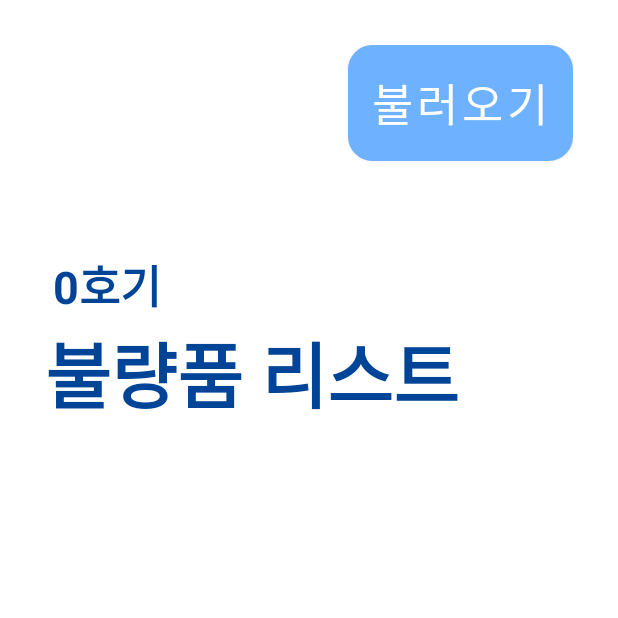
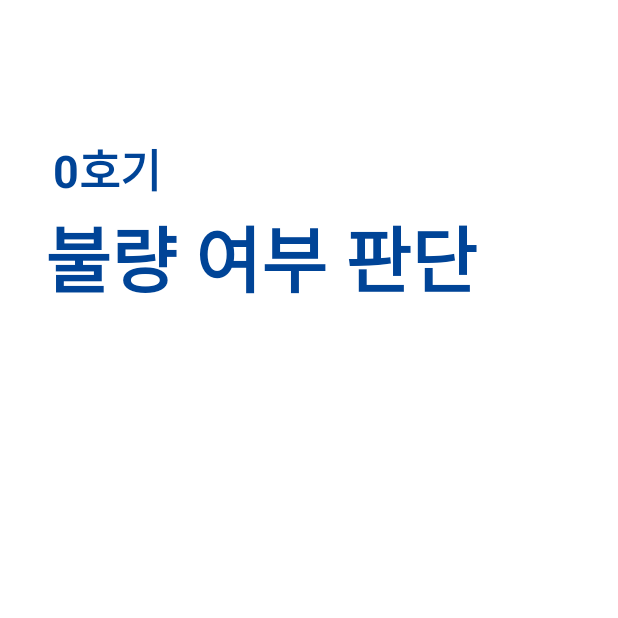
Before and after one commit to unuhqueen/Bad-Mask-Inspection-System, an Android app: the MaskInspectionActivity screen opened directly, with no data from a screen before it, on a phone screen of 412 x 824 dp, the top half of it. Run offline under Robolectric (Android 15) with nearby library versions, the light colour scheme and no system bars; our stand-ins replace Firebase (no records; nobody signed in at launch, a user with empty details on screens opened directly); libraries missing offline, so code that uses them is left out: com.firebase.ui.

Commit message:
데이터베이스 실시간 업데이트 내용 받기 기능 구현

```diff
--- a/BadMaskInspectionSystem/app/src/main/java/com/example/bad_mask_inspection_system/MaskInspectionActivity.java
+++ b/BadMaskInspectionSystem/app/src/main/java/com/example/bad_mask_inspection_system/MaskInspectionActivity.java
@@ -9,6 +9,7 @@ import android.content.Intent;
 import android.net.Uri;
 import android.os.Bundle;
 import android.util.Log;
+import android.view.Gravity;
 import android.view.View;
 import android.view.ViewGroup;
 import android.widget.AdapterView;
@@ -34,7 +35,9 @@ import com.google.firebase.auth.FirebaseUser;
 import com.google.firebase.auth.UserInfo;
 import com.google.firebase.firestore.DocumentReference;
 import com.google.firebase.firestore.DocumentSnapshot;
+import com.google.firebase.firestore.EventListener;
 import com.google.firebase.firestore.FirebaseFirestore;
+import com.google.firebase.firestore.FirebaseFirestoreException;
 import com.google.firebase.storage.FirebaseStorage;
 import com.google.firebase.storage.ListResult;
 import com.google.firebase.storage.StorageReference;
@@ -44,6 +47,8 @@ import java.io.InputStream;
 import java.util.ArrayList;
 import java.util.HashMap;
 import java.util.Map;
+
+import javax.annotation.Nullable;
 
 public class MaskInspectionActivity extends AppCompatActivity {
 
@@ -60,7 +65,7 @@ public class MaskInspectionActivity extends AppCompatActivity {
             startFirstActivity();
         }
 
-        findViewById(R.id.loadButton).setOnClickListener(onClickListener);
+//        findViewById(R.id.loadButton).setOnClickListener(onClickListener);
 
         int selectedItemIndex = getIntent().getIntExtra("EQUIP_SPINNER_ITEM", 0);
         int selectedItemIndex2 = getIntent().getIntExtra("MASK_SPINNER_ITEM", 0);
@@ -80,18 +85,20 @@ public class MaskInspectionActivity extends AppCompatActivity {
                 textView2.setText("KF-AD");
                 break;
         }
+
+        getUpdateDB();
     }
 
-    View.OnClickListener onClickListener = new View.OnClickListener() {
-        @Override
-        public void onClick(View v) {
-            switch (v.getId()) {
-                case R.id.loadButton:
-                    listAllImage();
-                    break;
-            }
-        }
-    };
+//    View.OnClickListener onClickListener = new View.OnClickListener() {
+//        @Override
+//        public void onClick(View v) {
+//            switch (v.getId()) {
+//                case R.id.loadButton:
+//                    listAllImage();
+//                    break;
+//            }
+//        }
+//    };
 
 
     private void startFirstActivity() {
@@ -99,51 +106,75 @@ public class MaskInspectionActivity extends AppCompatActivity {
         startActivity(intent);
     }
 
-    private void myStartActivity(Class c) {
-        Intent intent = new Intent(this, c);
-        intent.addFlags(Intent.FLAG_ACTIVITY_CLEAR_TOP);
-        startActivity(intent);
-    }
-
-//    protected void downloadDirect(){
-//int selectedItemIndex = getIntent().getIntExtra("EQUIP_SPINNER_ITEM", 0);
-//    int selectedItemIndex2 = getIntent().getIntExtra("MASK_SPINNER_ITEM", 0);
-//    String str = "";
+//    protected void listAllImage() {
+//        int selectedItemIndex = getIntent().getIntExtra("EQUIP_SPINNER_ITEM", 0);
+//        int selectedItemIndex2 = getIntent().getIntExtra("MASK_SPINNER_ITEM", 0);
+//        String str = "";
 //
-//        switch(selectedItemIndex2){
-//        case 1:
-//            str = "-KF-94";
-//            break;
-//        case 2:
-//            str = "-KF-80";
-//            break;
-//        case 3:
-//            str = "-KF-AD";
-//            break;
-//    }
+//        switch (selectedItemIndex2) {
+//            case 1:
+//                str = "-KF-94";
+//                break;
+//            case 2:
+//                str = "-KF-80";
+//                break;
+//            case 3:
+//                str = "-KF-AD";
+//                break;
+//        }
 //
-//        // ImageView in your Activity
-//        ImageView imageView = findViewById(R.id.badMaskImg1);
-//        StorageReference ref = FirebaseStorage.getInstance().getReference().child( Integer.toString(selectedItemIndex) + str + "/1");
-//        // Download directly from StorageReference using Glide // (See MyAppGlideModule for Loader registration)
-//        ref.getDownloadUrl().addOnCompleteListener(new OnCompleteListener<Uri>() {
-//            @Override
-//            public void onComplete(@NonNull Task<Uri> task) {
-//                if (task.isSuccessful()) {
-//                    // Glide 이용하여 이미지뷰에 로딩
-//                    Glide.with(MaskInspectionActivity.this)
-//                            .load(task.getResult())
-//                            .into(imageView);
-//                } else {
-//                    // URL을 가져오지 못하면 토스트 메세지
-//                    Toast.makeText(MaskInspectionActivity.this, task.getException().getMessage(), Toast.LENGTH_SHORT).show();
-//                }
-//            }
-//        });
+//        StorageReference listRef = FirebaseStorage.getInstance().getReference().child(Integer.toString(selectedItemIndex) + str);
+//        // Since you mentioned your images are in a folder,
+//        // we'll create a Reference to that folder:
+//        // var storageRef = firebase.storage().ref("your_folder");
 //
+//        listRef.listAll()
+//                .addOnSuccessListener(new OnSuccessListener<ListResult>() {
+//                    @Override
+//                    public void onSuccess(ListResult listResult) {
+//                        int i = 1;
+//                        for (StorageReference item : listResult.getItems()) {
+//
+//                            LinearLayout layout = (LinearLayout) findViewById(R.id.maskImageLayout);
+//                            TextView tv = new TextView(MaskInspectionActivity.this);
+//                            tv.setLayoutParams(new ViewGroup.LayoutParams(ViewGroup.LayoutParams.MATCH_PARENT, ViewGroup.LayoutParams.WRAP_CONTENT));
+//                            tv.setText(Integer.toString(i)+". new TextView");
+//                            tv.setTextSize(30);
+//                            tv.setTextColor(0xff004497);
+//                            layout.addView(tv);
+//
+//                            ImageView iv = new ImageView(MaskInspectionActivity.this);
+//                            iv.setLayoutParams(new ViewGroup.LayoutParams(ViewGroup.LayoutParams.MATCH_PARENT, ViewGroup.LayoutParams.WRAP_CONTENT));
+//                            layout.addView(iv);
+//                            i++;
+//                            item.getDownloadUrl().addOnCompleteListener(new OnCompleteListener<Uri>() {
+//                                @Override
+//                                public void onComplete(@NonNull Task<Uri> task) {
+//                                    if (task.isSuccessful()) {
+//                                        // Glide 이용하여 이미지뷰에 로딩
+//                                        Glide.with(MaskInspectionActivity.this)
+//                                                .load(task.getResult())
+//                                                .into(iv);
+//                                    } else {
+//                                        // URL을 가져오지 못하면 토스트 메세지
+//                                        Toast.makeText(MaskInspectionActivity.this, task.getException().getMessage(), Toast.LENGTH_SHORT).show();
+//                                    }
+//                                }
+//
+//                            }).addOnFailureListener(new OnFailureListener() {
+//                                @Override
+//                                public void onFailure(@NonNull Exception e) {
+//                                    // Uh-oh, an error occurred!
+//                                }
+//                            });
+//                        }
+//                    }
+//                });
 //    }
 
-    protected void listAllImage() {
+    private void getUpdateDB() {
+        FirebaseFirestore db = FirebaseFirestore.getInstance();
+
         int selectedItemIndex = getIntent().getIntExtra("EQUIP_SPINNER_ITEM", 0);
         int selectedItemIndex2 = getIntent().getIntExtra("MASK_SPINNER_ITEM", 0);
         String str = "";
@@ -160,44 +191,25 @@ public class MaskInspectionActivity extends AppCompatActivity {
                 break;
         }
 
-        StorageReference listRef = FirebaseStorage.getInstance().getReference().child(Integer.toString(selectedItemIndex) + str);
-        // Since you mentioned your images are in a folder,
-        // we'll create a Reference to that folder:
-        // var storageRef = firebase.storage().ref("your_folder");
+        final DocumentReference docRef = db.collection("defective").document(Integer.toString(selectedItemIndex) + str);
+        docRef.addSnapshotListener(new EventListener<DocumentSnapshot>() {
+            @Override
+            public void onEvent(@Nullable DocumentSnapshot snapshot,
+                                @Nullable FirebaseFirestoreException e) {
+                if (e != null) {
+                    Log.w(TAG, "Listen failed.", e);
+                    return;
+                }
 
-        listRef.listAll()
-                .addOnSuccessListener(new OnSuccessListener<ListResult>() {
-                    @Override
-                    public void onSuccess(ListResult listResult) {
-                        for (StorageReference item : listResult.getItems()) {
-                            LinearLayout layout = (LinearLayout) findViewById(R.id.maskImageLayout);
-                            ImageView iv = new ImageView(MaskInspectionActivity.this);
-                            iv.setLayoutParams(new ViewGroup.LayoutParams(ViewGroup.LayoutParams.WRAP_CONTENT, ViewGroup.LayoutParams.WRAP_CONTENT));
-                            layout.addView(iv);
-                            item.getDownloadUrl().addOnCompleteListener(new OnCompleteListener<Uri>() {
-                                @Override
-                                public void onComplete(@NonNull Task<Uri> task) {
-                                    if (task.isSuccessful()) {
-                                        // Glide 이용하여 이미지뷰에 로딩
-                                        Glide.with(MaskInspectionActivity.this)
-                                                .load(task.getResult())
-                                                .into(iv);
-                                    } else {
-                                        // URL을 가져오지 못하면 토스트 메세지
-                                        Toast.makeText(MaskInspectionActivity.this, task.getException().getMessage(), Toast.LENGTH_SHORT).show();
-                                    }
-                                }
+                if (snapshot != null && snapshot.exists()) {
+                    Log.d(TAG, "Current data: " + snapshot.getData());
+                    TextView tv = (TextView) findViewById(R.id.isMaskDefective);
+                    tv.setText(snapshot.getData().get("defectiveOrNot").toString());
 
-                            }).addOnFailureListener(new OnFailureListener() {
-                                @Override
-                                public void onFailure(@NonNull Exception e) {
-                                    // Uh-oh, an error occurred!
-                                }
-                            });
-
-
-                        }
-                    }
-                });
+                } else {
+                    Log.d(TAG, "Current data: null");
+                }
+            }
+        });
     }
 }
--- a/BadMaskInspectionSystem/app/src/main/res/layout/activity_mask_inspection.xml
+++ b/BadMaskInspectionSystem/app/src/main/res/layout/activity_mask_inspection.xml
@@ -14,22 +14,23 @@
         android:orientation="vertical"
         >
 
-        <Button
-            android:id="@+id/loadButton"
-            android:layout_width="wrap_content"
-            android:layout_height="wrap_content"
-            android:layout_marginBottom="60dp"
-            android:background="@drawable/radius"
-            android:paddingVertical="10dp"
-            android:text="불러오기"
-            android:textSize="30dp"
-            app:backgroundTint="#6DB1FF"
-            android:layout_gravity="right"/>
+<!--        <Button-->
+<!--            android:id="@+id/loadButton"-->
+<!--            android:layout_width="wrap_content"-->
+<!--            android:layout_height="wrap_content"-->
+<!--            android:layout_marginBottom="60dp"-->
+<!--            android:background="@drawable/radius"-->
+<!--            android:paddingVertical="10dp"-->
+<!--            android:text="불러오기"-->
+<!--            android:textSize="30dp"-->
+<!--            app:backgroundTint="#6DB1FF"-->
+<!--            android:layout_gravity="right"/>-->
 
         <LinearLayout xmlns:android="http://schemas.android.com/apk/res/android"
             xmlns:tools="http://schemas.android.com/tools"
             android:layout_width="match_parent"
-            android:layout_height="wrap_content">
+            android:layout_height="wrap_content"
+            android:layout_marginTop="60dp">
 
             <TextView
                 android:id="@+id/equipSelected"
@@ -56,22 +57,15 @@
             android:layout_width="match_parent"
             android:layout_height="wrap_content"
             android:layout_marginBottom="20dp"
-            android:text="불량품 리스트"
+            android:text="불량 여부 판단"
             android:textColor="#004497"
             android:textSize="48dp"
             android:textStyle="bold" />
 
-        <ImageView
-            android:id="@+id/badMaskImg1"
+        <TextView
+            android:id="@+id/isMaskDefective"
             android:layout_width="match_parent"
             android:layout_height="wrap_content"/>
 
-        <LinearLayout
-            android:id="@+id/maskImageLayout"
-            android:layout_width="match_parent"
-            android:layout_height="wrap_content"
-            android:orientation="vertical"
-            />
-
     </LinearLayout>
 </ScrollView>
```
